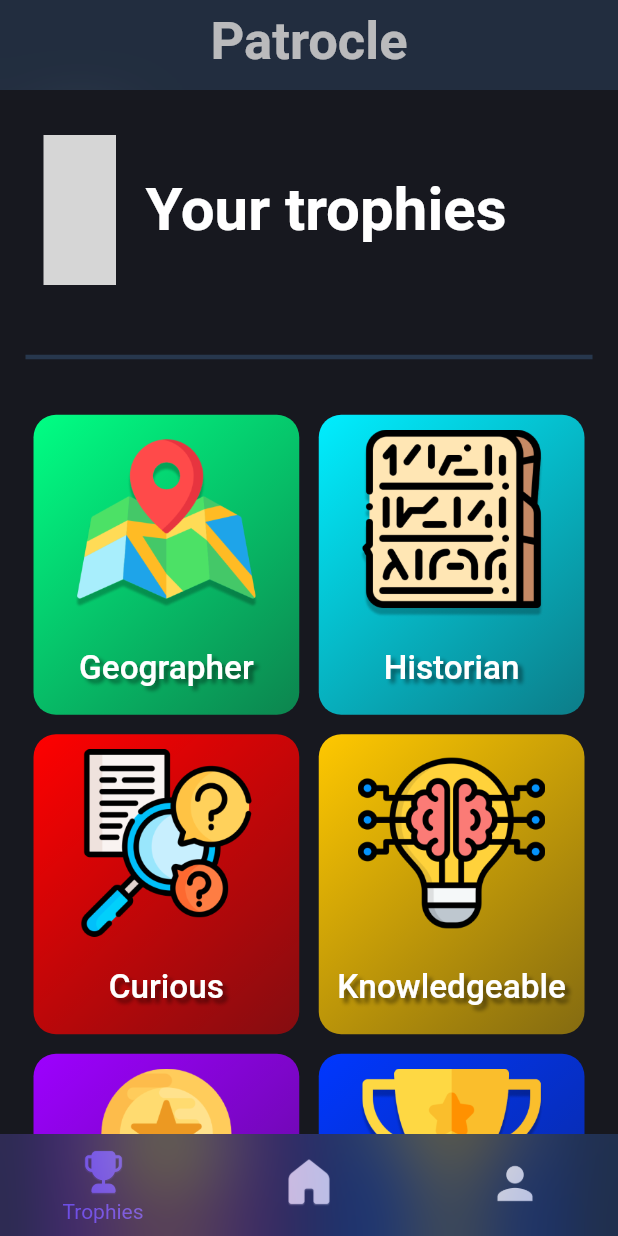
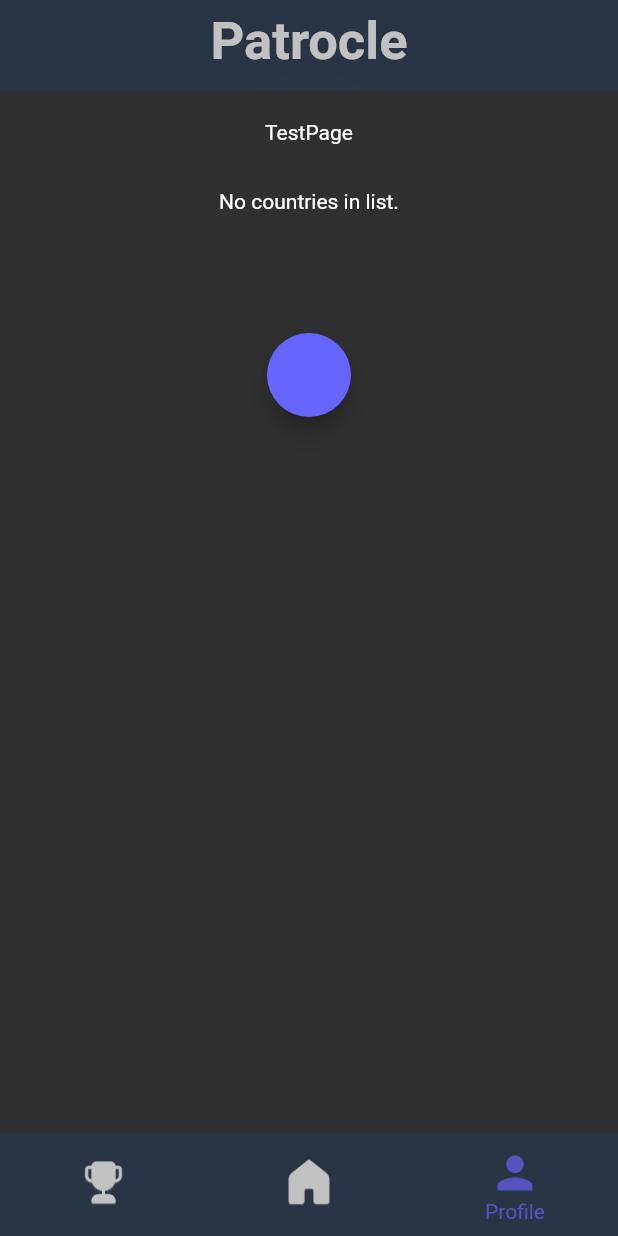
Before and after one commit to AlexPop576/patrocle_education, a Flutter app: the screen it shows after launch, on a phone screen of 412 x 824 dp. Run offline on Flutter 3.47's test engine with Material 2 defaults, Android fonts, the light colour scheme and no system bars; our stand-ins replace just_audio, lottie, page_transition, shared_preferences, sqflite; accounts and stored records are empty; grey boxes are pictures that could not be loaded.

Commit message:
database test

```diff
--- /dev/null
+++ b/lib/Database/country.dart
@@ -0,0 +1,63 @@
+import 'package:flutter/material.dart';
+import 'package:sqflite/sqflite.dart';
+import 'dart:io';
+import 'package:path/path.dart';
+import 'package:path_provider/path_provider.dart';
+
+class Country{
+  final int? id;
+  final String name;
+
+  Country({this.id, required this.name});
+
+  factory Country.fromMap(Map<String,dynamic> json) => new Country(
+    id: json['id'],
+    name: json['name'],
+  );
+
+  Map<String, dynamic> toMap() {
+    return {
+      'id' : id,
+      'name' : name,
+    };
+  }
+}
+
+class DatabaseHelper {
+  DatabaseHelper._privateConstructor();
+  static final DatabaseHelper instance = DatabaseHelper._privateConstructor();
+
+  static Database? _database;
+  Future<Database> get database async => _database ??= await _initDatabase();
+
+  Future<Database> _initDatabase() async {
+    Directory documentsDirectory = await getApplicationDocumentsDirectory();
+    String path = join(documentsDirectory.path, 'countries.db');
+    return await openDatabase(
+      path,
+      version: 1,
+      onCreate: _onCreate,
+    );
+  }
+
+  Future _onCreate(Database db, int version) async {
+    await db.execute('''
+      CREATE TABLE country(
+        id INTEGER PRIMARY KEY,
+        name TEXT
+      )
+    ''');
+  }
+
+  Future<List<Country>> getCountries() async {
+    Database db = await instance.database;
+    var countries = await db.query('countries', orderBy: 'name');
+    List<Country> countryList = countries.isNotEmpty ? countries.map((c) => Country.fromMap(c)).toList() : [];
+    return countryList;
+  }
+
+  Future<int> add(Country country) async {
+    Database db = await instance.database;
+    return await db.insert('countries', country.toMap());
+  }
+}
--- a/lib/Homepage/add_test.dart
+++ b/lib/Homepage/add_test.dart
@@ -1,6 +1,7 @@
 import 'dart:ui';
 import 'package:flutter/material.dart';
 import 'package:lottie/lottie.dart';
+import 'package:patrocle_education/Database/country.dart';
 
 class AddTest extends StatefulWidget {
   const AddTest({super.key});
@@ -234,8 +235,9 @@ class _AddTestState extends State<AddTest> {
                     borderRadius:
                       const BorderRadius.all(Radius.circular(15)),
                     child: ElevatedButton(
-                    onPressed: () {
+                    onPressed: () async {
                       Navigator.pop(context);
+
                     },
                     style: ElevatedButton.styleFrom(
                       backgroundColor:
--- a/lib/Homepage/homepage.dart
+++ b/lib/Homepage/homepage.dart
@@ -1,21 +1,25 @@
 import 'dart:ui';
 import 'package:flutter/material.dart';
+import 'package:patrocle_education/Homepage/test_page.dart';
 import 'package:shared_preferences/shared_preferences.dart';
 import 'levels.dart';
 import 'trophies.dart';
 import 'profile.dart';
 
 class Homepage extends StatefulWidget {
-  const Homepage({super.key});
+  int? selectedIndex = 0;
+  Homepage({super.key, required this.selectedIndex});
 
   @override
-  State<Homepage> createState() => _HomepageState();
+  State<Homepage> createState() => _HomepageState(selectedIndex: selectedIndex);
 }
 
 class _HomepageState extends State<Homepage> {
-  int selectedIndex = 0;
+  int? selectedIndex = 0;
   int? selectedLanguage = 1;
   int a = 1;
+
+  _HomepageState({required this.selectedIndex});
 
   Map<int, Map<String, String>> languageText = {
     1 : {
@@ -100,7 +104,7 @@ class _HomepageState extends State<Homepage> {
           ),
         ),
       ),
-      body: selectedIndex == 0 ? Trophies(index: selectedIndex,) : selectedIndex == 1 ? Levels() : Profile(),
+      body: selectedIndex == 0 ? Trophies(index: selectedIndex,) : selectedIndex == 1 ? Levels() : TestPage(),
       bottomNavigationBar: SizedBox(
         height: 68,
         child: ClipRRect(
@@ -116,7 +120,7 @@ class _HomepageState extends State<Homepage> {
               child: BottomNavigationBar(
                   backgroundColor: Theme.of(context).colorScheme.primary,
                   type: BottomNavigationBarType.fixed,
-                  currentIndex: selectedIndex,
+                  currentIndex: selectedIndex!.toInt(),
                   onTap: navigate,
                   unselectedItemColor: const Color.fromARGB(160, 255, 255, 255),
                   selectedItemColor: const Color.fromARGB(255, 102, 102, 255),
--- a/lib/Homepage/levels.dart
+++ b/lib/Homepage/levels.dart
@@ -3,6 +3,7 @@ import 'package:lottie/lottie.dart';
 import 'package:page_transition/page_transition.dart';
 import 'package:patrocle_education/Components/level_divider.dart';
 import 'package:patrocle_education/Components/level_tile.dart';
+import 'package:patrocle_education/Database/country.dart';
 import 'package:patrocle_education/Homepage/add_test.dart';
 import 'package:shared_preferences/shared_preferences.dart';
 
@@ -19,7 +20,7 @@ class _LevelsState extends State<Levels> {
   int color = 0;
   int? selectedLanguage = 1;
 
-   Map<int, Map<String, String>> languageText = {
+  Map<int, Map<String, String>> languageText = {
     1 : {
       "Levels" : "Levels",
       "Add test" : "Add test",
@@ -264,6 +265,27 @@ class _LevelsState extends State<Levels> {
               ),
             ),
             LevelDivider(continent: "Europe"),
+            SliverToBoxAdapter(
+              child: FutureBuilder<List<Country>>(
+                future: DatabaseHelper.instance.getCountries(),
+                builder: (BuildContext context, AsyncSnapshot<List<Country>> snapshot) {
+                  if (!snapshot.hasData) {
+                    return const Center(child: Text('Loading...'));
+                  }
+                  return snapshot.data!.isEmpty
+                    ? const Center(child: Text('No countries in list.'))
+                    : ListView(
+                    children: snapshot.data!.map((countries) {
+                      return Center(
+                        child: ListTile(
+                          title: Text(countries.name),
+                        )
+                      );
+                    }).toList(),
+                  );
+                }
+              ),
+            ),
             SliverList(
               delegate: SliverChildBuilderDelegate(
                 (BuildContext context, int index) {
--- a/lib/Homepage/profile.dart
+++ b/lib/Homepage/profile.dart
@@ -3,6 +3,7 @@ import 'package:provider/provider.dart';
 import 'package:patrocle_education/Themes/theme_provider.dart';
 import 'package:shared_preferences/shared_preferences.dart';
 import '../Components/trophie_tile.dart';
+import 'homepage.dart';
 
 class Profile extends StatefulWidget {
   const Profile({super.key});
@@ -1204,6 +1205,9 @@ class _ProfileState extends State<Profile> {
                                                   child: ElevatedButton(
                                                     onPressed: () {
                                                       Navigator.pop(context);
+                                                      Navigator.push(
+                                                        context,  MaterialPageRoute(builder: (context) => Homepage(selectedIndex: 2)),
+                                                      );
                                                       setState(() {
                                                         selectedLanguage = tempSelectedLanguage;
                                                         saveLanguage(selectedLanguage);
--- /dev/null
+++ b/lib/Homepage/test_page.dart
@@ -0,0 +1,53 @@
+import 'package:flutter/material.dart';
+
+import '../Database/country.dart';
+
+class TestPage extends StatefulWidget {
+  const TestPage({super.key});
+
+  @override
+  State<TestPage> createState() => _TestPageState();
+}
+
+class _TestPageState extends State<TestPage> {
+  @override
+  Widget build(BuildContext context) {
+    return Scaffold(
+      body: Center(
+        child: Column(
+          children: [
+            const SizedBox(height: 80,),
+            const Text("TestPage"),
+            const SizedBox(height: 30,),
+            FutureBuilder<List<Country>>(
+                future: DatabaseHelper.instance.getCountries(),
+                builder: (BuildContext context, AsyncSnapshot<List<Country>> snapshot) {
+                  if (!snapshot.hasData) {
+                    return const Center(child: Text('Loading...'));
+                  }
+                  return snapshot.data!.isEmpty
+                    ? const Center(child: Text('No countries in list.'))
+                    : ListView(
+                    children: snapshot.data!.map((countries) {
+                      return Center(
+                        child: ListTile(
+                          title: Text(countries.name),
+                        )
+                      );
+                    }).toList(),
+                  );
+                }
+              ),
+              const SizedBox(height: 80,),
+              FloatingActionButton(onPressed: () async {
+                await DatabaseHelper.instance.add(
+                        Country(name: "Romania"),
+                      );
+                }
+              )
+          ],
+        )
+      )
+    );
+  }
+}
--- a/lib/main.dart
+++ b/lib/main.dart
@@ -8,6 +8,7 @@ void main() {
   SystemChrome.setPreferredOrientations([
     DeviceOrientation.portraitUp,
   ]);
+  WidgetsFlutterBinding.ensureInitialized();
   runApp(ChangeNotifierProvider(create: (context) => ThemeProvider(),
   child: const MyApp(),
   ));
@@ -20,7 +21,7 @@ class MyApp extends StatelessWidget {
   Widget build(BuildContext context) {
     return MaterialApp(
       debugShowCheckedModeBanner: false,
-      home: const Homepage(),
+      home: Homepage(selectedIndex: 2),
       theme: Provider.of<ThemeProvider>(context).themeData,
     );
   }
--- a/pubspec.yaml
+++ b/pubspec.yaml
@@ -41,6 +41,7 @@ dependencies:
   # The following adds the Cupertino Icons font to your application.
   # Use with the CupertinoIcons class for iOS style icons.
   cupertino_icons: ^1.0.2
+  path_provider: ^2.1.2
 
 dev_dependencies:
   flutter_test:
```
Also changed, not shown: pubspec.lock.
